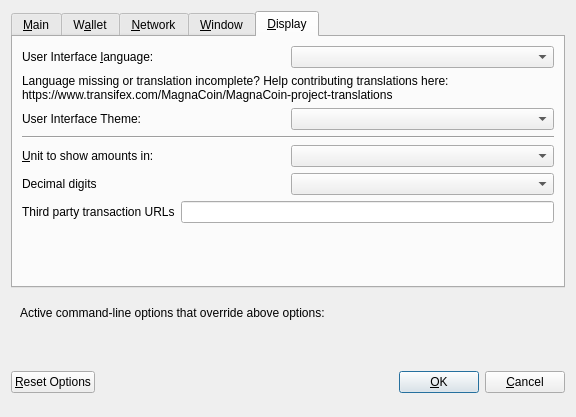
First picture: the form in src/qt/forms/optionsdialog.ui, repository stefanpabstme/KackCoin, before the edit.
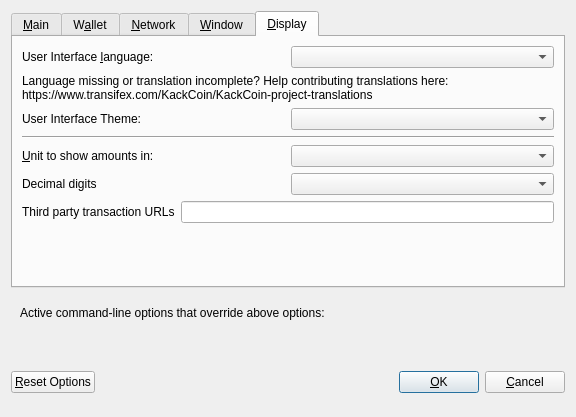
Second picture: the form after the edit. The open tabs and pages were chosen to show the change. Custom widgets are drawn as their Qt base class.

Commit message: Changed more URLs and full coin name

```diff
--- a/src/qt/forms/optionsdialog.ui
+++ b/src/qt/forms/optionsdialog.ui
@@ -476,7 +476,7 @@
          </property>
          <property name="text">
           <string>Language missing or translation incomplete? Help contributing translations here:
-https://www.transifex.com/MagnaCoin/MagnaCoin-project-translations</string>
+https://www.transifex.com/KackCoin/KackCoin-project-translations</string>
          </property>
          <property name="wordWrap">
           <bool>true</bool>
```
Left out of the diff: 2 changed lines with no effect on the pictures. The commit also changes 170 other files.
